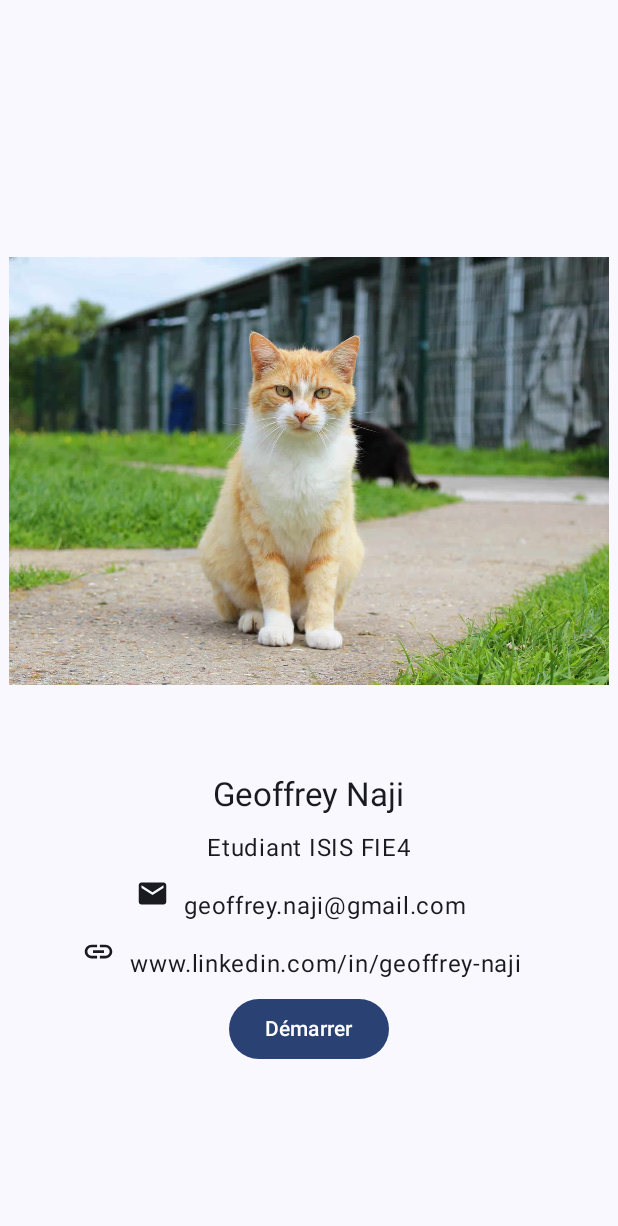
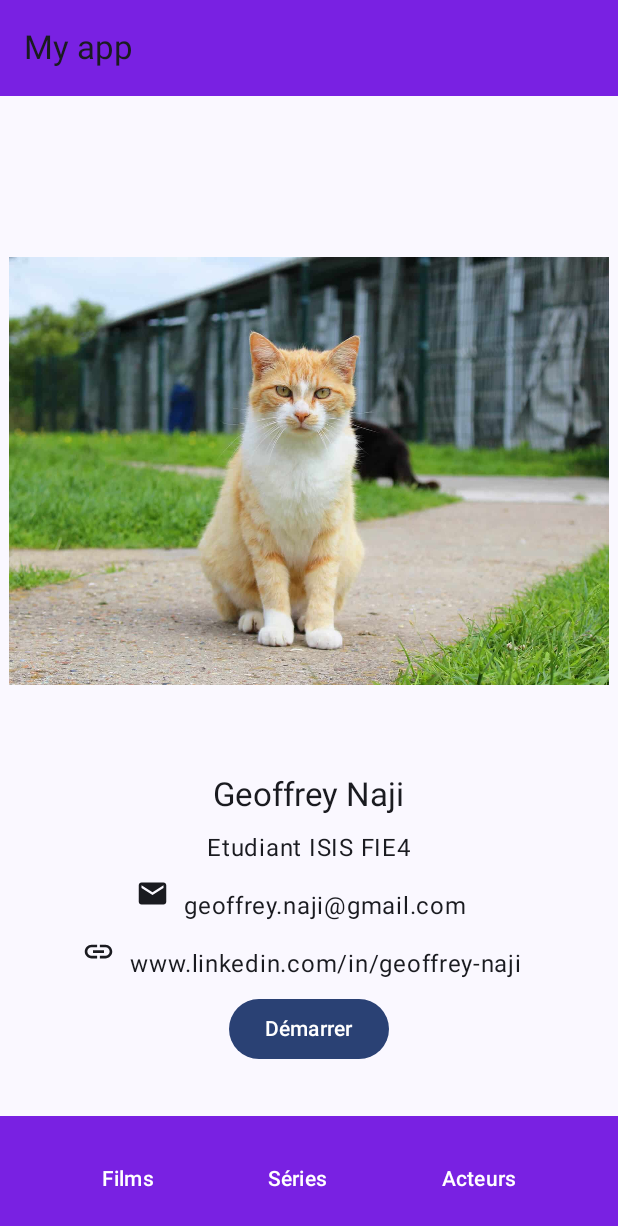
Before and after one commit to Geoffreynji/TmdbApp_Geoffrey, an Android app built with Jetpack Compose: the screen it shows after launch (MainActivity), on a phone screen of 412 x 824 dp. Shown: the top 1226 px of the screen. Run offline under Robolectric (Android 15) with nearby library versions, the phone set to English and light mode, and no system bars.

Commit message:
Barre navigation + API implémentee + recuperation films titres et images

```diff
--- a/app/build.gradle.kts
+++ b/app/build.gradle.kts
@@ -70,5 +70,9 @@ dependencies {
     debugImplementation(libs.androidx.ui.tooling)
     debugImplementation(libs.androidx.ui.test.manifest)
     implementation("androidx.navigation:navigation-compose:2.7.0")
+    implementation ("androidx.compose.foundation:foundation:1.5.0")
     implementation("org.jetbrains.kotlinx:kotlinx-serialization-json:1.6.3")
+    implementation ("com.squareup.retrofit2:retrofit:2.9.0")
+    implementation ("com.squareup.retrofit2:converter-moshi:2.9.0")
+    implementation("io.coil-kt:coil-compose:2.7.0")
 }
--- a/app/src/main/AndroidManifest.xml
+++ b/app/src/main/AndroidManifest.xml
@@ -2,6 +2,7 @@
 <manifest xmlns:android="http://schemas.android.com/apk/res/android"
     xmlns:tools="http://schemas.android.com/tools">
 
+    <uses-permission android:name="android.permission.INTERNET" />
     <application
         android:allowBackup="true"
         android:dataExtractionRules="@xml/data_extraction_rules"
--- a/app/src/main/java/com/example/premiereapplication/ui/theme/MainActivity.kt
+++ b/app/src/main/java/com/example/premiereapplication/ui/theme/MainActivity.kt
@@ -4,16 +4,31 @@ import android.os.Bundle
 import androidx.activity.ComponentActivity
 import androidx.activity.compose.setContent
 import androidx.activity.enableEdgeToEdge
+import androidx.compose.foundation.layout.Arrangement
+import androidx.compose.foundation.layout.Row
 import androidx.compose.foundation.layout.fillMaxSize
+import androidx.compose.foundation.layout.fillMaxWidth
 import androidx.compose.foundation.layout.padding
+import androidx.compose.material3.AlertDialogDefaults.containerColor
+import androidx.compose.material3.BottomAppBar
+import androidx.compose.material3.ExperimentalMaterial3Api
+import androidx.compose.material3.MaterialTheme
 import androidx.compose.material3.Scaffold
+import androidx.compose.material3.Text
+import androidx.compose.material3.TextButton
+import androidx.compose.material3.TopAppBar
+import androidx.compose.material3.TopAppBarDefaults
+import androidx.compose.material3.TopAppBarDefaults.topAppBarColors
 import androidx.compose.material3.adaptive.currentWindowAdaptiveInfo
+import androidx.compose.material3.contentColorFor
 import androidx.compose.runtime.Composable
 import androidx.compose.ui.Modifier
+import androidx.lifecycle.viewmodel.compose.viewModel
 import androidx.navigation.NavHostController
 import androidx.navigation.compose.NavHost
 import androidx.navigation.compose.composable
 import androidx.navigation.compose.rememberNavController
+import androidx.compose.ui.graphics.Color
 
 
 class MainActivity : ComponentActivity() {
@@ -25,34 +40,72 @@ class MainActivity : ComponentActivity() {
             val navController = rememberNavController()
             Screen(windowSizeClass, navController)
             PremiereApplicationTheme {
-                Scaffold(modifier = Modifier.fillMaxSize()) { innerPadding ->
+                Scaffold(
+                    modifier = Modifier.fillMaxSize(),
+                    topBar = {
+                        //Mettre condition ici pour ne pas afficher barre navigation sur page d'acceuil
+                            MyTopBar()
+                    },
+                    bottomBar = {
+                        //Mettre condition ici pour ne pas afficher barre navigation sur page d'acceuil
+                            MyBottomBar()
+                    }
+                ) { innerPadding ->
                     AppNavigation(
                         navController = navController,
                         modifier = Modifier.padding(innerPadding) // Applique le padding
                     )
-
-                }
                 }
             }
         }
     }
 
 
-
     @Composable
     fun AppNavigation(navController: NavHostController, modifier: Modifier = Modifier) {
         val windowSizeClass = currentWindowAdaptiveInfo().windowSizeClass
+        val viewModel: MainViewModel = viewModel()
         NavHost(navController = navController, startDestination = "Profil") {
-        composable("Films") { Films() }
+            composable("Films") { Films(viewModel) }
             composable("Profil") { Screen(windowSizeClass, navController) }
-        composable("Series") {Series()}
+            composable("Series") { Series() }
         }
     }
-/*
-@Preview(showBackground = true)
+
+    @OptIn(ExperimentalMaterial3Api::class)
     @Composable
-fun GreetingPreview() {
-    PremiereApplicationTheme {
-        Greeting("Android")
+    fun MyTopBar() {
+        TopAppBar(
+            title = { Text("My app") },
+            colors = topAppBarColors(
+                containerColor = Color(0xFF7921e2),
+            ),
+            actions = {
+
             }
-}*/
+        )
+    }
+
+    @Composable
+    fun MyBottomBar() {
+        BottomAppBar(
+            content = {
+                Row(
+                    modifier = androidx.compose.ui.Modifier.fillMaxWidth(),
+                    horizontalArrangement = Arrangement.SpaceEvenly // Espace les boutons uniformément
+                ) {
+                    TextButton(onClick = { /* Action pour Films */ }) {
+                        Text(text = "Films", color = Color.White)
+                    }
+                    TextButton(onClick = { /* Action pour Séries */ }) {
+                        Text(text = "Séries", color = Color.White)
+                    }
+                    TextButton(onClick = { /* Action pour Acteurs */ }) {
+                        Text(text = "Acteurs", color = Color.White)
+                    }
+                }
+            },
+            containerColor = Color(0xFF7921e2),
+        )
+    }
+}
--- /dev/null
+++ b/app/src/main/java/com/example/premiereapplication/ui/theme/MainViewModel.kt
@@ -0,0 +1,37 @@
+package com.example.premiereapplication.ui.theme
+
+
+import android.graphics.Movie
+import androidx.lifecycle.ViewModel
+import androidx.lifecycle.viewModelScope
+import kotlinx.coroutines.flow.MutableStateFlow
+import kotlinx.coroutines.flow.StateFlow
+import kotlinx.coroutines.launch
+import retrofit2.Retrofit
+import retrofit2.converter.moshi.MoshiConverterFactory
+
+class MainViewModel : ViewModel() {
+
+    val movies = MutableStateFlow<List<TmdbMovie>>(listOf())
+
+    // Initialiser Retrofit
+    val retrofit = Retrofit.Builder()
+        .baseUrl("https://api.themoviedb.org/3/")
+        .addConverterFactory(MoshiConverterFactory.create())
+        .build();
+
+    private val apiKey = "b57151d36fecd1b693da830a2bc5766f"
+
+    val api = retrofit.create(Api::class.java)
+
+    fun getFilmsInitiaux() {
+        viewModelScope.launch {
+            try {
+                val result = api.lastmovies(apiKey)  // Appel réseau
+                movies.value = result.results        // Extraire la liste des films
+            } catch (e: Exception) {
+                e.printStackTrace()
+            }
+    }
+    }
+}
--- /dev/null
+++ b/app/src/main/java/com/example/premiereapplication/ui/theme/TmdbAPI.kt
@@ -0,0 +1,9 @@
+package com.example.premiereapplication.ui.theme
+
+import retrofit2.http.GET
+import retrofit2.http.Query
+
+interface Api {
+    @GET("trending/movie/week")
+    suspend fun lastmovies(@Query("api_key") api_key: String): TmdbMovieResult
+}
```
Also changed, not shown: app/src/main/java/com/example/premiereapplication/ui/theme/Films.kt (+75 -6 lines), app/src/main/java/com/example/premiereapplication/ui/theme/Model.kt (added, +17 -0 lines). Lines whose indentation alone changed are shown as unchanged.
